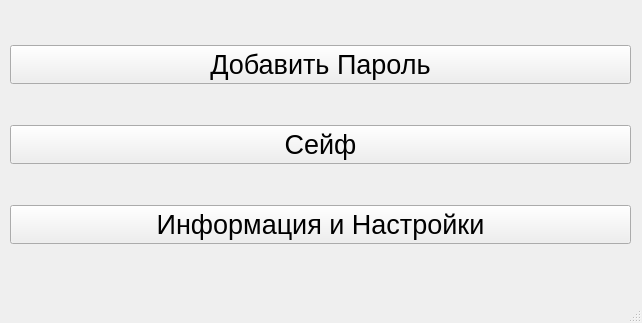
Old version of the form UIs/MainPage.ui in the repository Chernyackoff/project_PyQT.
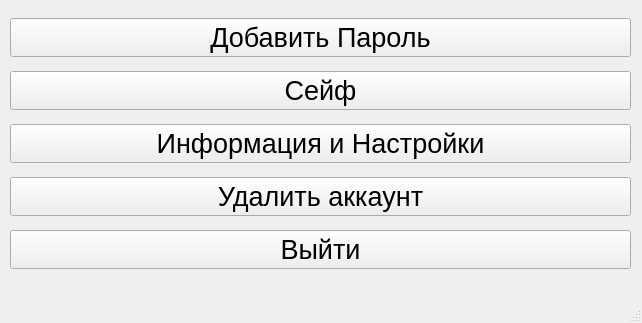
New version of the form. Icons and pictures are not drawn.

Diff of the .ui file:
```diff
--- a/UIs/MainPage.ui
+++ b/UIs/MainPage.ui
@@ -65,6 +65,30 @@
        </property>
       </widget>
      </item>
+     <item>
+      <widget class="QPushButton" name="delete_account">
+       <property name="font">
+        <font>
+         <pointsize>20</pointsize>
+        </font>
+       </property>
+       <property name="text">
+        <string>Удалить аккаунт</string>
+       </property>
+      </widget>
+     </item>
+     <item>
+      <widget class="QPushButton" name="exit">
+       <property name="font">
+        <font>
+         <pointsize>20</pointsize>
+        </font>
+       </property>
+       <property name="text">
+        <string>Выйти</string>
+       </property>
+      </widget>
+     </item>
     </layout>
    </widget>
   </widget>
```
